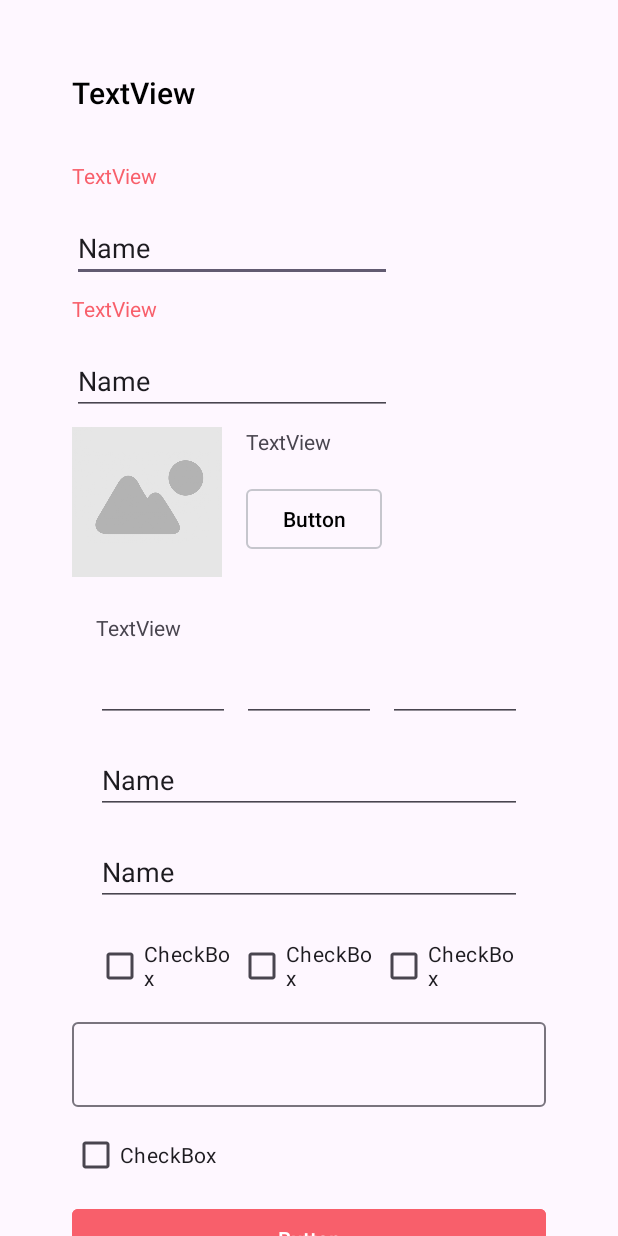
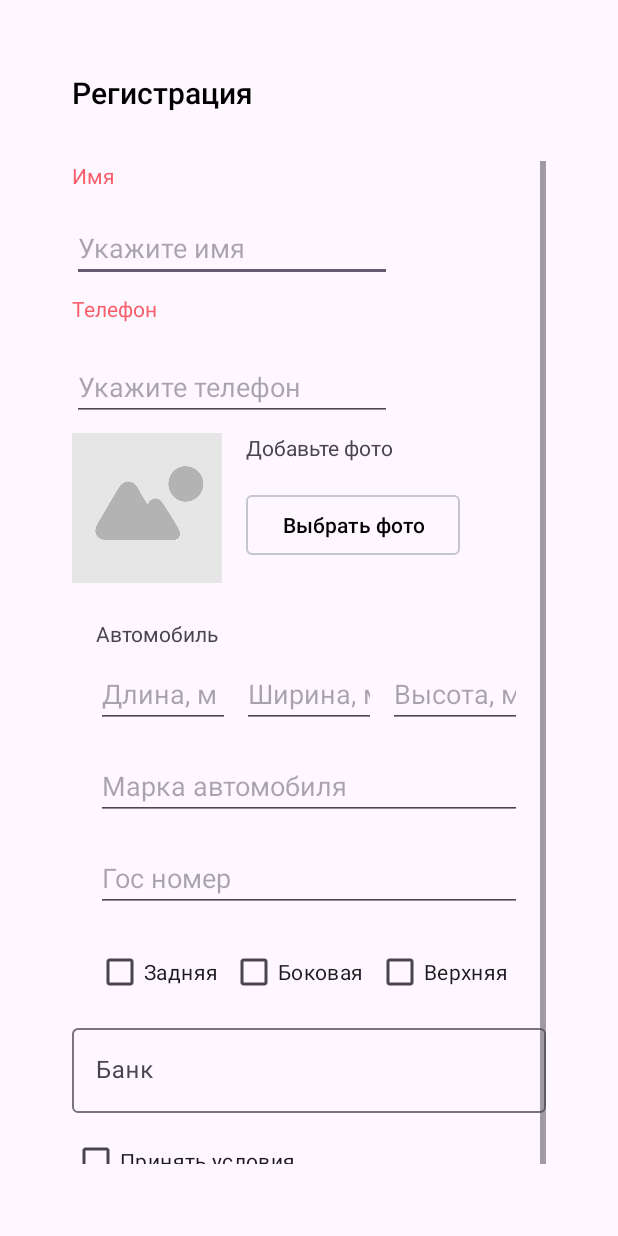
Before and after one commit to nigroborgin/semester-work-androidapp-gasola, an Android app: the RegistrationActivity screen opened directly, with no data from a screen before it, on a phone screen of 412 x 824 dp. Run offline under Robolectric (Android 15) with nearby library versions, the phone set to English and light mode, and no system bars.

Commit message:
refactor: extract and translate hardcoded strings

```diff
--- a/app/src/main/res/layout/activity_registration.xml
+++ b/app/src/main/res/layout/activity_registration.xml
@@ -10,10 +10,12 @@
     <androidx.constraintlayout.widget.ConstraintLayout
         android:id="@+id/clReg"
         android:layout_width="0dp"
-        android:layout_height="wrap_content"
+        android:layout_height="0dp"
         android:layout_marginStart="48dp"
         android:layout_marginTop="48dp"
         android:layout_marginEnd="48dp"
+        android:layout_marginBottom="48dp"
+        app:layout_constraintBottom_toBottomOf="parent"
         app:layout_constraintEnd_toEndOf="parent"
         app:layout_constraintStart_toStartOf="parent"
         app:layout_constraintTop_toTopOf="parent">
@@ -23,7 +25,7 @@
             android:layout_width="wrap_content"
             android:layout_height="wrap_content"
             android:fontFamily="sans-serif"
-            android:text="TextView"
+            android:text="@string/registration"
             android:textColor="@color/black"
             android:textFontWeight="600"
             android:textSize="@dimen/text_sise_title"
@@ -42,8 +44,7 @@
             <androidx.constraintlayout.widget.ConstraintLayout
                 android:id="@+id/clRegForm"
                 android:layout_width="match_parent"
-                android:layout_height="wrap_content"
-                android:visibility="visible">
+                android:layout_height="wrap_content">
 
                 <androidx.constraintlayout.widget.ConstraintLayout
                     android:id="@+id/clInputName"
@@ -57,7 +58,7 @@
                         android:id="@+id/tvName"
                         android:layout_width="wrap_content"
                         android:layout_height="wrap_content"
-                        android:text="TextView"
+                        android:text="@string/name"
                         android:textColor="@color/default_pink"
                         app:layout_constraintStart_toStartOf="parent"
                         app:layout_constraintTop_toTopOf="parent"
@@ -69,11 +70,10 @@
                         android:layout_height="wrap_content"
                         android:layout_marginTop="@dimen/distance_form_to_title"
                         android:ems="10"
+                        android:hint="@string/enter_name"
                         android:inputType="text"
-                        android:text="Name"
                         app:layout_constraintStart_toStartOf="parent"
-                        app:layout_constraintTop_toBottomOf="@+id/tvName"
-                        tools:text="Укажите имя" />
+                        app:layout_constraintTop_toBottomOf="@+id/tvName" />
                 </androidx.constraintlayout.widget.ConstraintLayout>
 
                 <androidx.constraintlayout.widget.ConstraintLayout
@@ -89,7 +89,7 @@
                         android:id="@+id/tvPhone"
                         android:layout_width="wrap_content"
                         android:layout_height="wrap_content"
-                        android:text="TextView"
+                        android:text="@string/phone_number"
                         android:textColor="@color/default_pink"
                         app:layout_constraintStart_toStartOf="parent"
                         app:layout_constraintTop_toTopOf="parent"
@@ -99,13 +99,12 @@
                         android:id="@+id/etPhone"
                         android:layout_width="0dp"
                         android:layout_height="wrap_content"
-                        android:layout_marginTop="@dimen/distance_form_to_title"
+                        android:layout_marginTop="20dp"
                         android:ems="10"
+                        android:hint="@string/specify_phone_number"
                         android:inputType="text"
-                        android:text="Name"
                         app:layout_constraintStart_toStartOf="parent"
-                        app:layout_constraintTop_toBottomOf="@+id/tvPhone"
-                        tools:text="Укажите телефон" />
+                        app:layout_constraintTop_toBottomOf="@+id/tvPhone" />
                 </androidx.constraintlayout.widget.ConstraintLayout>
 
                 <androidx.constraintlayout.widget.ConstraintLayout
@@ -131,7 +130,7 @@
                         android:layout_width="wrap_content"
                         android:layout_height="wrap_content"
                         android:layout_marginStart="16dp"
-                        android:text="TextView"
+                        android:text="@string/add_photo"
                         app:layout_constraintStart_toEndOf="@+id/imageView"
                         app:layout_constraintTop_toTopOf="@+id/imageView"
                         tools:text="Добавьте фото" />
@@ -142,7 +141,7 @@
                         android:layout_height="wrap_content"
                         android:layout_marginTop="18dp"
                         android:backgroundTint="@android:color/transparent"
-                        android:text="Button"
+                        android:text="@string/choose_photo"
                         android:textColor="@color/black"
                         app:cornerRadius="@dimen/button_corner_radius"
                         app:layout_constraintStart_toStartOf="@+id/textView2"
@@ -168,7 +167,7 @@
                         android:layout_height="wrap_content"
                         android:layout_marginStart="16dp"
                         android:layout_marginTop="16dp"
-                        android:text="TextView"
+                        android:text="@string/car"
                         app:layout_constraintStart_toStartOf="parent"
                         app:layout_constraintTop_toTopOf="parent"
                         tools:text="Автомобиль" />
@@ -192,8 +191,8 @@
                             android:layout_marginEnd="8dp"
                             android:layout_weight="1"
                             android:ems="10"
-                            android:inputType="numberDecimal"
-                            tools:text="Длина, м" />
+                            android:hint="@string/length_meters"
+                            android:inputType="numberDecimal" />
 
                         <EditText
                             android:id="@+id/etWidth"
@@ -202,8 +201,8 @@
                             android:layout_marginEnd="8dp"
                             android:layout_weight="1"
                             android:ems="10"
-                            android:inputType="numberDecimal"
-                            tools:text="Ширина, м" />
+                            android:hint="@string/width_meters"
+                            android:inputType="numberDecimal" />
 
                         <EditText
                             android:id="@+id/etHeight"
@@ -211,8 +210,8 @@
                             android:layout_height="wrap_content"
                             android:layout_weight="1"
                             android:ems="10"
-                            android:inputType="numberDecimal"
-                            tools:text="Высота, м" />
+                            android:hint="@string/height_meters"
+                            android:inputType="numberDecimal" />
                     </LinearLayout>
 
                     <EditText
@@ -221,12 +220,11 @@
                         android:layout_height="wrap_content"
                         android:layout_marginTop="16dp"
                         android:ems="10"
+                        android:hint="@string/auto_mark"
                         android:inputType="text"
-                        android:text="Name"
                         app:layout_constraintEnd_toEndOf="@+id/llSize"
                         app:layout_constraintStart_toStartOf="@+id/llSize"
-                        app:layout_constraintTop_toBottomOf="@+id/llSize"
-                        tools:text="Марка автомобиля" />
+                        app:layout_constraintTop_toBottomOf="@+id/llSize" />
 
                     <EditText
                         android:id="@+id/etStateNumber"
@@ -234,12 +232,11 @@
                         android:layout_height="wrap_content"
                         android:layout_marginTop="16dp"
                         android:ems="10"
+                        android:hint="@string/state_number"
                         android:inputType="text"
-                        android:text="Name"
                         app:layout_constraintEnd_toEndOf="@+id/etAutoMark"
                         app:layout_constraintStart_toStartOf="@+id/etAutoMark"
-                        app:layout_constraintTop_toBottomOf="@+id/etAutoMark"
-                        tools:text="Гос номер" />
+                        app:layout_constraintTop_toBottomOf="@+id/etAutoMark" />
 
                     <LinearLayout
                         android:layout_width="0dp"
@@ -255,24 +252,21 @@
                             android:layout_width="wrap_content"
                             android:layout_height="wrap_content"
                             android:layout_weight="1"
-                            android:text="CheckBox"
-                            tools:text="Задняя" />
+                            android:text="@string/rear" />
 
                         <CheckBox
                             android:id="@+id/cbSide"
                             android:layout_width="wrap_content"
                             android:layout_height="wrap_content"
                             android:layout_weight="1"
-                            android:text="CheckBox"
-                            tools:text="Боковая" />
+                            android:text="@string/side" />
 
                         <CheckBox
                             android:id="@+id/cbTop"
                             android:layout_width="wrap_content"
                             android:layout_height="wrap_content"
                             android:layout_weight="1"
-                            android:text="CheckBox"
-                            tools:text="Верхняя" />
+                            android:text="@string/top" />
                     </LinearLayout>
 
                 </androidx.constraintlayout.widget.ConstraintLayout>
@@ -290,7 +284,7 @@
                         android:id="@+id/tietBank"
                         android:layout_width="match_parent"
                         android:layout_height="wrap_content"
-                        tools:text="Банк" />
+                        android:hint="Банк" />
                 </com.google.android.material.textfield.TextInputLayout>
 
                 <CheckBox
@@ -298,10 +292,9 @@
                     android:layout_width="wrap_content"
                     android:layout_height="wrap_content"
                     android:layout_marginTop="8dp"
-                    android:text="CheckBox"
+                    android:text="@string/accept_terms"
                     app:layout_constraintStart_toStartOf="parent"
-                    app:layout_constraintTop_toBottomOf="@+id/tilBank"
-                    tools:text="Принять условия" />
+                    app:layout_constraintTop_toBottomOf="@+id/tilBank" />
 
                 <Button
                     android:id="@+id/bOK"
@@ -309,12 +302,11 @@
                     android:layout_height="wrap_content"
                     android:layout_marginTop="8dp"
                     android:backgroundTint="@color/default_pink"
-                    android:text="Button"
+                    android:text="@string/ok"
                     app:cornerRadius="@dimen/button_corner_radius"
                     app:layout_constraintEnd_toEndOf="parent"
                     app:layout_constraintStart_toStartOf="parent"
-                    app:layout_constraintTop_toBottomOf="@+id/cbAcceptTerms"
-                    tools:text="ОК" />
+                    app:layout_constraintTop_toBottomOf="@+id/cbAcceptTerms" />
 
             </androidx.constraintlayout.widget.ConstraintLayout>
         </ScrollView>
--- a/app/src/main/res/values/strings.xml
+++ b/app/src/main/res/values/strings.xml
@@ -1,5 +1,64 @@
 <resources>
-    <string name="app_name">GasOla</string>
-    <!-- TODO: Remove or change this placeholder text -->
-    <string name="hello_blank_fragment">Hello blank fragment</string>
+    <string name="app_name">ГазОла</string>
+    <string name="login">Вход</string>
+    <string name="phone">Телефон</string>
+    <string name="get_sms">Получить СМС</string>
+    <string name="registration">Регистрация</string>
+    <string name="password_from_sms">Пароль из СМС</string>
+    <string name="to_login">Войти</string>
+    <string name="to_order">Заказать</string>
+    <string name="no">нет</string>
+    <string name="count_movers_1" translatable="false">1</string>
+    <string name="count_movers_2" translatable="false">2</string>
+    <string name="count_movers_3" translatable="false">3</string>
+    <string name="count_movers_4" translatable="false">4</string>
+    <string name="elevator">лифт</string>
+    <string name="intercom">домофон</string>
+    <string name="size_of_truck_body">Размер кузова</string>
+    <string name="track_body1" translatable="false">3</string>
+    <string name="truck_body2" translatable="false">4</string>
+    <string name="truck_body3" translatable="false">5</string>
+    <string name="truck_body4" translatable="false">6</string>
+    <string name="truck_body5">газель фермер</string>
+    <string name="movers">Грузчики</string>
+    <string name="back">Назад</string>
+    <string name="date_and_time">Дата и время</string>
+    <string name="nearest_time">Ближайшее время</string>
+    <string name="on_date">На дату</string>
+    <string name="addresses">Адреса</string>
+    <string name="Customer">Заказчик</string>
+    <string name="price_currency" translatable="false">₽</string>
+    <string name="Where">Куда</string>
+    <string name="WhereFrom">Откуда</string>
+    <string name="comment_from_driver">Комментарий от водителя</string>
+    <string name="arrived">Прибыл</string>
+    <string name="cancel">Отменить</string>
+    <string name="finished">Закончил</string>
+    <string name="take_order">Взять заказ</string>
+    <string name="add_point">добавить точку</string>
+    <string name="order_details">Детали заказа</string>
+    <string name="order_execution">Выполнение заказа</string>
+    <string name="order_description">Описание заказа</string>
+    <string name="order_list">Список заказов</string>
+    <string name="status">Статус</string>
+    <string name="pay_cash">Оплата наличными</string>
+    <string name="pay_by_qr_code">Оплата по QR-коду</string>
+    <string name="pay_order">Оплата заказа</string>
+    <string name="ok">ОК</string>
+    <string name="choose_photo">Выбрать фото</string>
+    <string name="accept_terms">Принять условия</string>
+    <string name="rear">Задняя</string>
+    <string name="side">Боковая</string>
+    <string name="top">Верхняя</string>
+    <string name="auto_mark">Марка автомобиля</string>
+    <string name="specify_phone_number">Укажите телефон</string>
+    <string name="car">Автомобиль</string>
+    <string name="state_number">Гос номер</string>
+    <string name="add_photo">Добавьте фото</string>
+    <string name="name">Имя</string>
+    <string name="phone_number">Телефон</string>
+    <string name="enter_name">Укажите имя</string>
+    <string name="length_meters">Длина, м</string>
+    <string name="width_meters">Ширина, м</string>
+    <string name="height_meters">Высота, м</string>
 </resources>
```
Also changed, not shown: app/src/main/res/layout/activity_login.xml (+10 -11 lines), app/src/main/res/layout/activity_order_create.xml (+32 -32 lines), app/src/main/res/layout/activity_order_details.xml (+15 -15 lines), app/src/main/res/layout/activity_order_list.xml (+6 -6 lines), app/src/main/res/layout/activity_order_pay.xml (+8 -8 lines), 1 other file.
